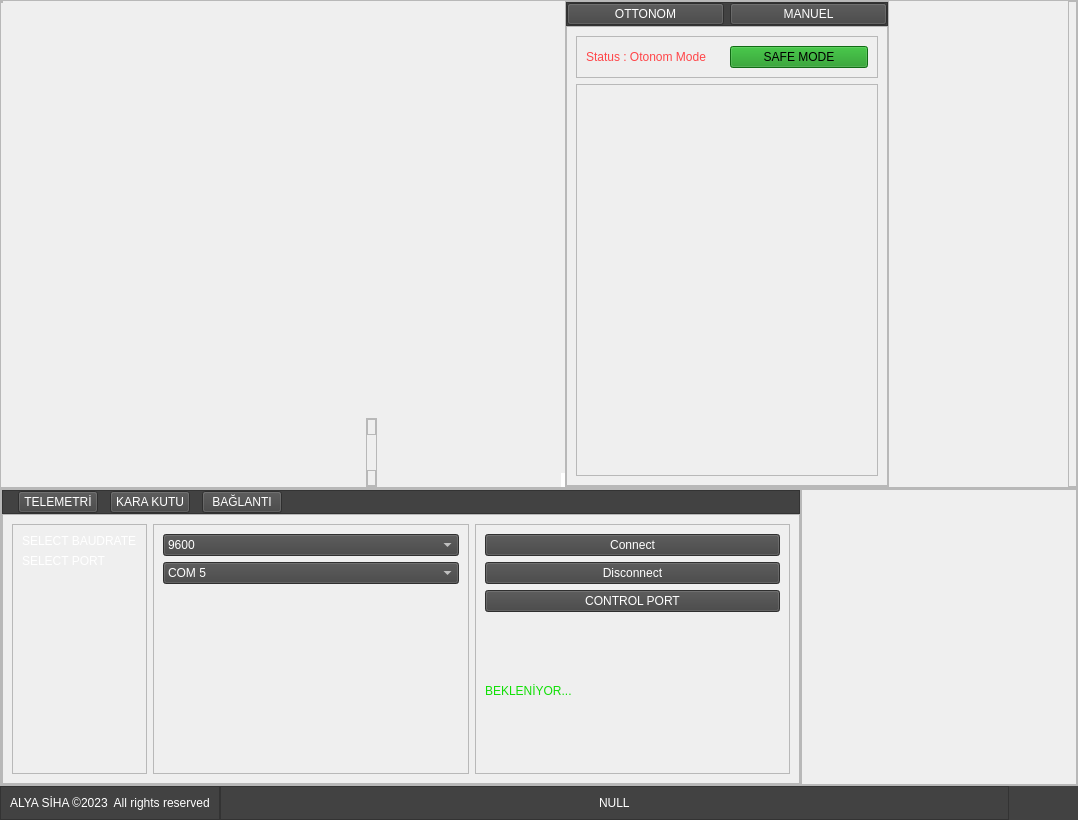
Old version of the form lib/main_ui.ui in the repository ibrahimeth/Alya_Siha_Folders.
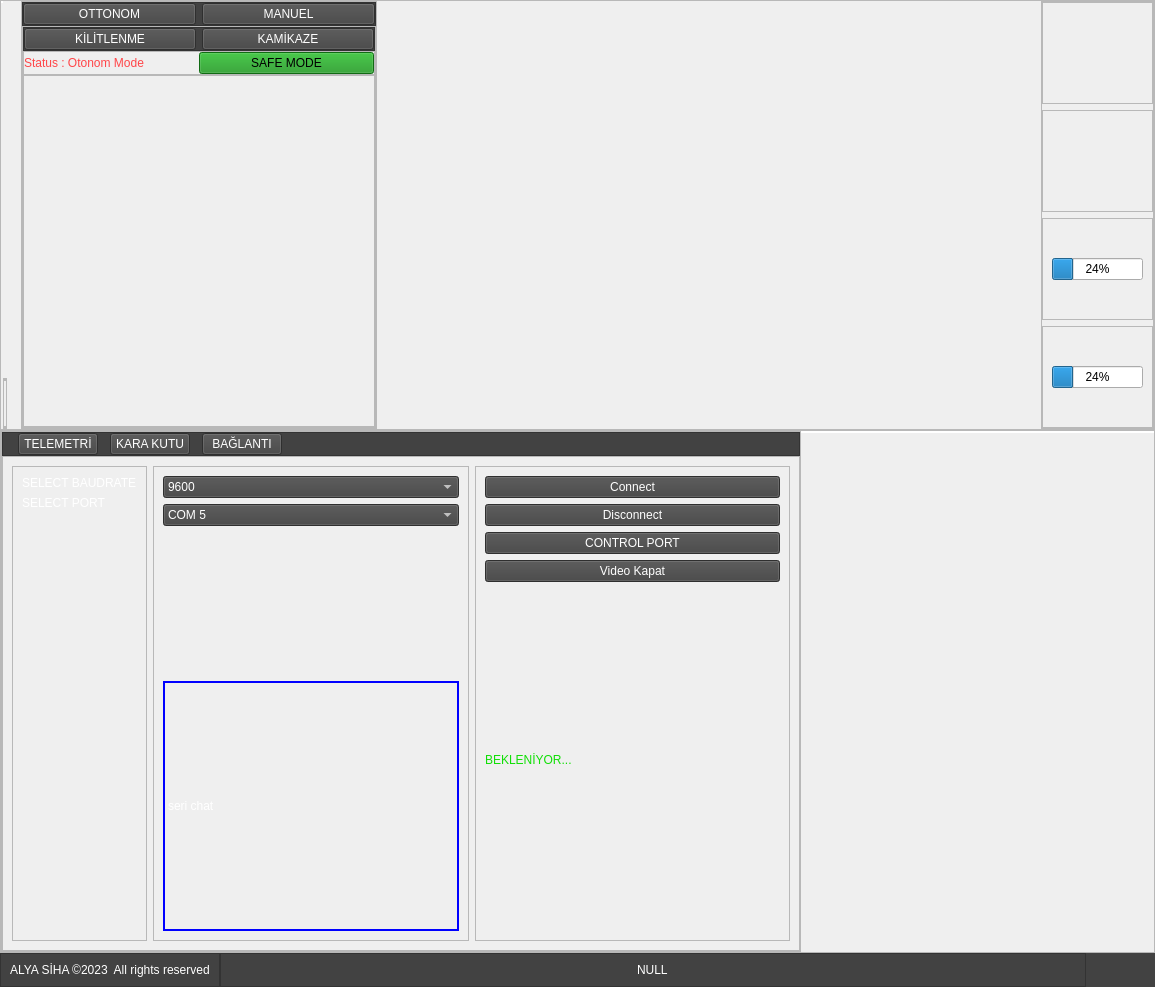
New version of the form. The open tabs and pages were chosen to show the change. Icons and pictures are not drawn.

Patch:
```diff
--- a/lib/main_ui.ui
+++ b/lib/main_ui.ui
@@ -6,8 +6,8 @@
    <rect>
     <x>0</x>
     <y>0</y>
-    <width>1078</width>
-    <height>820</height>
+    <width>1155</width>
+    <height>987</height>
    </rect>
   </property>
   <property name="sizePolicy">
@@ -46,7 +46,7 @@
     <property name="bottomMargin">
      <number>0</number>
     </property>
-    <item>
+    <item alignment="Qt::AlignTop">
      <widget class="QFrame" name="tab_frame">
       <property name="frameShape">
        <enum>QFrame::StyledPanel</enum>
@@ -72,6 +72,11 @@
        </property>
        <item alignment="Qt::AlignLeft|Qt::AlignTop">
         <widget class="QFrame" name="cam_frame">
+         <property name="styleSheet">
+          <string notr="true">border-color:rgb(255, 255, 255);
+border-style: solid;
+border-width: 0px 2px 2px 0px;</string>
+         </property>
          <property name="frameShape">
           <enum>QFrame::StyledPanel</enum>
          </property>
@@ -132,7 +137,7 @@
          </property>
          <layout class="QVBoxLayout" name="verticalLayout_3">
           <property name="spacing">
-           <number>35</number>
+           <number>45</number>
           </property>
           <property name="leftMargin">
            <number>0</number>
@@ -154,7 +159,7 @@
             <property name="frameShadow">
              <enum>QFrame::Raised</enum>
             </property>
-            <layout class="QVBoxLayout" name="verticalLayout_17">
+            <layout class="QVBoxLayout" name="plane_indicator_left_top_layout">
              <property name="spacing">
               <number>0</number>
              </property>
@@ -170,25 +175,6 @@
              <property name="bottomMargin">
               <number>0</number>
              </property>
-             <item>
-              <widget class="QLabel" name="label_35">
-               <property name="maximumSize">
-                <size>
-                 <width>230</width>
-                 <height>230</height>
-                </size>
-               </property>
-               <property name="text">
-                <string/>
-               </property>
-               <property name="pixmap">
-                <pixmap resource="icon.qrc">:/other/images/Ekran görüntüsü 2023-01-10 035914.png</pixmap>
-               </property>
-               <property name="scaledContents">
-                <bool>true</bool>
-               </property>
-              </widget>
-             </item>
             </layout>
            </widget>
           </item>
@@ -216,25 +202,6 @@
              <property name="bottomMargin">
               <number>0</number>
              </property>
-             <item>
-              <widget class="QLabel" name="label_34">
-               <property name="maximumSize">
-                <size>
-                 <width>230</width>
-                 <height>230</height>
-                </size>
-               </property>
-               <property name="text">
-                <string/>
-               </property>
-               <property name="pixmap">
-                <pixmap resource="icon.qrc">:/other/images/Ekran görüntüsü 2023-01-10 040852.png</pixmap>
-               </property>
-               <property name="scaledContents">
-                <bool>true</bool>
-               </property>
-              </widget>
-             </item>
             </layout>
            </widget>
           </item>
@@ -327,29 +294,6 @@
              <property name="bottomMargin">
               <number>0</number>
              </property>
-             <item>
-              <widget class="QLabel" name="label_30">
-               <property name="maximumSize">
-                <size>
-                 <width>230</width>
-                 <height>230</height>
-                </size>
-               </property>
-               <property name="styleSheet">
-                <string notr="true">
-border-width: 0px 0px 0px 0px;</string>
-               </property>
-               <property name="text">
-                <string/>
-               </property>
-               <property name="pixmap">
-                <pixmap resource="icon.qrc">:/other/images/compass_indicator.png</pixmap>
-               </property>
-               <property name="scaledContents">
-                <bool>true</bool>
-               </property>
-              </widget>
-             </item>
             </layout>
            </widget>
           </item>
@@ -440,6 +384,66 @@
              <enum>QFrame::Raised</enum>
             </property>
             <layout class="QVBoxLayout" name="verticalLayout_8">
+             <property name="spacing">
+              <number>0</number>
+             </property>
+             <property name="leftMargin">
+              <number>0</number>
+             </property>
+             <property name="topMargin">
+              <number>0</number>
+             </property>
+             <property name="rightMargin">
+              <number>0</number>
+             </property>
+             <property name="bottomMargin">
+              <number>0</number>
+             </property>
+             <item alignment="Qt::AlignTop">
+              <widget class="QFrame" name="frame">
+               <property name="styleSheet">
+                <string notr="true">background-color: rgb(66, 66, 66);
+color: rgb(255, 255, 255);</string>
+               </property>
+               <property name="frameShape">
+                <enum>QFrame::StyledPanel</enum>
+               </property>
+               <property name="frameShadow">
+                <enum>QFrame::Raised</enum>
+               </property>
+               <layout class="QHBoxLayout" name="horizontalLayout_11">
+                <property name="spacing">
+                 <number>6</number>
+                </property>
+                <property name="leftMargin">
+                 <number>0</number>
+                </property>
+                <property name="topMargin">
+                 <number>0</number>
+                </property>
+                <property name="rightMargin">
+                 <number>0</number>
+                </property>
+                <property name="bottomMargin">
+                 <number>0</number>
+                </property>
+                <item>
+                 <widget class="QPushButton" name="pushButton_4">
+                  <property name="text">
+                   <string>KİLİTLENME</string>
+                  </property>
+                 </widget>
+                </item>
+                <item>
+                 <widget class="QPushButton" name="pushButton_5">
+                  <property name="text">
+                   <string>KAMİKAZE</string>
+                  </property>
+                 </widget>
+                </item>
+               </layout>
+              </widget>
+             </item>
              <item alignment="Qt::AlignTop">
               <widget class="QFrame" name="frame_7">
                <property name="frameShape">
@@ -449,6 +453,21 @@
                 <enum>QFrame::Raised</enum>
                </property>
                <layout class="QHBoxLayout" name="horizontalLayout_10">
+                <property name="spacing">
+                 <number>0</number>
+                </property>
+                <property name="leftMargin">
+                 <number>0</number>
+                </property>
+                <property name="topMargin">
+                 <number>0</number>
+                </property>
+                <property name="rightMargin">
+                 <number>0</number>
+                </property>
+                <property name="bottomMargin">
+                 <number>0</number>
+                </property>
                 <item>
                  <widget class="QLabel" name="label">
                   <property name="styleSheet">
@@ -500,14 +519,14 @@
                  <widget class="QLabel" name="label_2">
                   <property name="minimumSize">
                    <size>
-                    <width>300</width>
-                    <height>390</height>
+                    <width>350</width>
+                    <height>350</height>
                    </size>
                   </property>
                   <property name="maximumSize">
                    <size>
-                    <width>300</width>
-                    <height>390</height>
+                    <width>350</width>
+                    <height>350</height>
                    </size>
                   </property>
                   <property name="text">
@@ -533,6 +552,19 @@
          </layout>
         </widget>
        </item>
+       <item>
+        <spacer name="horizontalSpacer">
+         <property name="orientation">
+          <enum>Qt::Horizontal</enum>
+         </property>
+         <property name="sizeHint" stdset="0">
+          <size>
+           <width>40</width>
+           <height>20</height>
+          </size>
+         </property>
+        </spacer>
+       </item>
        <item alignment="Qt::AlignRight">
         <widget class="QFrame" name="Data_mages">
          <property name="frameShape">
@@ -541,10 +573,7 @@
          <property name="frameShadow">
           <enum>QFrame::Raised</enum>
          </property>
-         <layout class="QVBoxLayout" name="verticalLayout_16">
-          <property name="spacing">
-           <number>0</number>
-          </property>
+         <layout class="QVBoxLayout" name="verticalLayout_17">
           <property name="leftMargin">
            <number>0</number>
           </property>
@@ -558,28 +587,61 @@
            <number>0</number>
           </property>
           <item>
-           <widget class="QLabel" name="label_33">
-            <property name="sizePolicy">
-             <sizepolicy hsizetype="Minimum" vsizetype="Minimum">
-              <horstretch>0</horstretch>
-              <verstretch>0</verstretch>
-             </sizepolicy>
+           <widget class="QFrame" name="frame_5">
+            <property name="frameShape">
+             <enum>QFrame::StyledPanel</enum>
             </property>
-            <property name="maximumSize">
-             <size>
-              <width>270</width>
-              <height>450</height>
-             </size>
+            <property name="frameShadow">
+             <enum>QFrame::Raised</enum>
             </property>
-            <property name="text">
-             <string/>
+           </widget>
+          </item>
+          <item>
+           <widget class="QFrame" name="frame_4">
+            <property name="frameShape">
+             <enum>QFrame::StyledPanel</enum>
             </property>
-            <property name="pixmap">
-             <pixmap resource="icon.qrc">:/other/images/Ekran görüntüsü 2023-01-10 034939.png</pixmap>
+            <property name="frameShadow">
+             <enum>QFrame::Raised</enum>
             </property>
-            <property name="scaledContents">
-             <bool>true</bool>
+           </widget>
+          </item>
+          <item>
+           <widget class="QFrame" name="voltaj_indicator">
+            <property name="frameShape">
+             <enum>QFrame::StyledPanel</enum>
             </property>
+            <property name="frameShadow">
+             <enum>QFrame::Raised</enum>
+            </property>
+            <layout class="QVBoxLayout" name="voltaj_indicator_layout">
+             <item>
+              <widget class="QProgressBar" name="progressBar">
+               <property name="value">
+                <number>24</number>
+               </property>
+              </widget>
+             </item>
+            </layout>
+           </widget>
+          </item>
+          <item>
+           <widget class="QFrame" name="frame_3">
+            <property name="frameShape">
+             <enum>QFrame::StyledPanel</enum>
+            </property>
+            <property name="frameShadow">
+             <enum>QFrame::Raised</enum>
+            </property>
+            <layout class="QVBoxLayout" name="verticalLayout_16">
+             <item>
+              <widget class="QProgressBar" name="progressBar_2">
+               <property name="value">
+                <number>24</number>
+               </property>
+              </widget>
+             </item>
+            </layout>
            </widget>
           </item>
          </layout>
@@ -1413,6 +1475,30 @@
                       </property>
                      </spacer>
                     </item>
+                    <item>
+                     <widget class="QLabel" name="chat_seri_box_label">
+                      <property name="minimumSize">
+                       <size>
+                        <width>0</width>
+                        <height>250</height>
+                       </size>
+                      </property>
+                      <property name="maximumSize">
+                       <size>
+                        <width>16777215</width>
+                        <height>250</height>
+                       </size>
+                      </property>
+                      <property name="styleSheet">
+                       <string notr="true">border-style:solid ;
+border-width: 2px;
+border-color: rgb(0, 0, 255);</string>
+                      </property>
+                      <property name="text">
+                       <string>seri chat</string>
+                      </property>
+                     </widget>
+                    </item>
                    </layout>
                   </widget>
                  </item>
@@ -1455,9 +1541,17 @@
                      </widget>
                     </item>
                     <item>
-                     <widget class="QLabel" name="label_32">
+                     <widget class="QPushButton" name="video_control_btn">
+                      <property name="text">
+                       <string>Video Kapat</string>
+                      </property>
+                     </widget>
+                    </item>
+                    <item>
+                     <widget class="QLabel" name="communicate_status_bar">
                       <property name="styleSheet">
-                       <string notr="true"/>
+                       <string notr="true">
+font: 14pt &quot;MS Shell Dlg 2&quot;;</string>
                       </property>
                       <property name="text">
                        <string>BEKLENİYOR...</string>
@@ -1491,7 +1585,7 @@
          <property name="minimumSize">
           <size>
            <width>0</width>
-           <height>0</height>
+           <height>400</height>
           </size>
          </property>
          <property name="maximumSize">
@@ -1500,6 +1594,11 @@
            <height>16777215</height>
           </size>
          </property>
+         <property name="styleSheet">
+          <string notr="true">border-color:rgb(255, 255, 255);
+border-style: solid;
+border-width: 2px 0px 0px 0px;</string>
+         </property>
          <property name="frameShape">
           <enum>QFrame::StyledPanel</enum>
          </property>
```
Left out of the diff: 18 changed lines with no effect on the pictures.
